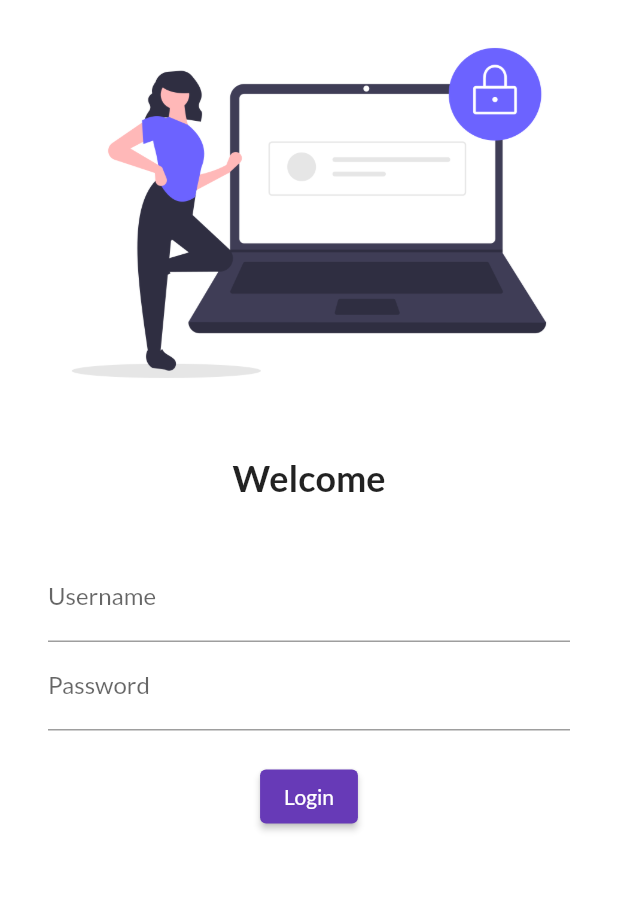
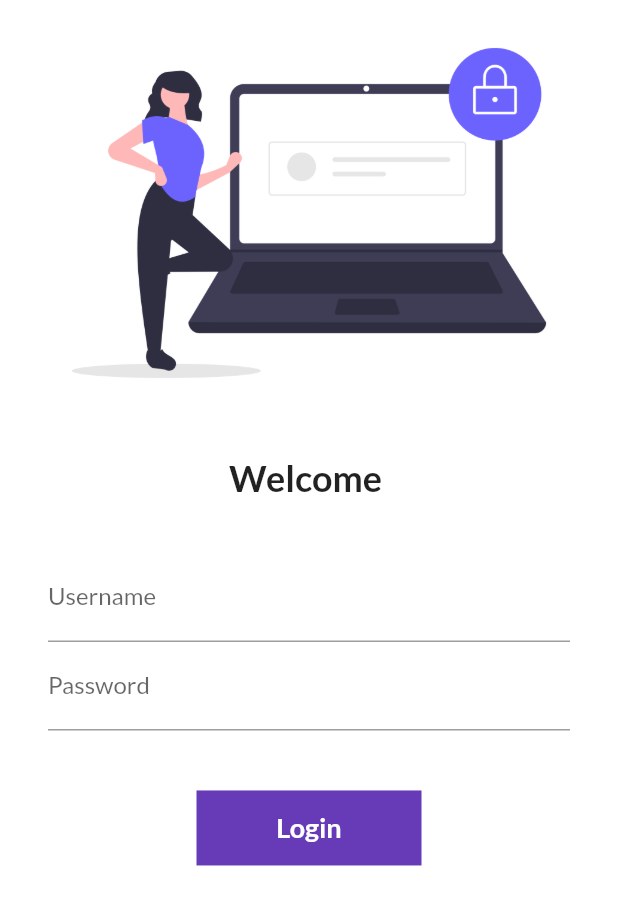
Before and after one commit to yashjn0703/learnFlutter, a Flutter app: the screen it shows after launch, on a phone screen of 412 x 824 dp. Shown: the top 905 px of the screen. Run offline on Flutter 3.47's test engine with Material 2 defaults, Android fonts, the light colour scheme and no system bars; our stand-ins replace google_fonts.

Commit message:
"Day 5 completed"

```diff
--- a/lib/main.dart
+++ b/lib/main.dart
@@ -2,6 +2,7 @@ import 'package:flutter/material.dart';
 import 'package:test_one/pages/home_page.dart';
 import 'package:test_one/pages/login_page.dart';
 import 'package:google_fonts/google_fonts.dart';
+import 'package:test_one/utils/routes.dart';
 
 void main(){
   runApp(MyApp());
@@ -27,8 +28,8 @@ class MyApp extends StatelessWidget {
       initialRoute: "/",
       routes: {
         "/" : (context) => LoginPage(),
-        "/home": (context) => HomePage(),
-        "/login": (context) => HomePage(),
+        MyRoutes.homeRoute: (context) => HomePage(),
+        MyRoutes.loginRoute: (context) => HomePage(),
       },
     );
   }
--- a/lib/pages/login_page.dart
+++ b/lib/pages/login_page.dart
@@ -1,11 +1,20 @@
 import 'package:flutter/material.dart';
+import 'package:test_one/utils/routes.dart';
 
-class LoginPage extends StatelessWidget {
+class LoginPage extends StatefulWidget {
 
   @override
+  State<LoginPage> createState() => _LoginPageState();
+}
+
+class _LoginPageState extends State<LoginPage> {
+  String name = "";
+  @override
   Widget build(BuildContext context) {
+
     return Material(
       color: Colors.white,
+      child: SingleChildScrollView(
        child: Column(
          children: [
            Image.asset("assets/images/login.png",
@@ -13,7 +22,7 @@ class LoginPage extends StatelessWidget {
            SizedBox(
              height: 20,
            ),
-          Text("Welcome",
+           Text("Welcome $name",
              style: TextStyle(
                fontSize: 24,
                fontWeight: FontWeight.bold,
@@ -30,6 +39,10 @@ class LoginPage extends StatelessWidget {
                        hintText: "Enter Username",
                        labelText: "Username"
                    ),
+                   onChanged: (value){
+                     name = value;
+                     setState(() {});
+                   },
                  ),
                  TextFormField(
                    obscureText: true,
@@ -39,23 +52,37 @@ class LoginPage extends StatelessWidget {
                    ),
                  ),
                  SizedBox(
-                height: 20,
+                   height: 40,
                  ),
-              ElevatedButton(
+
+                Container(
+                  height: 50,
+                  width: 150,
+                  color: Colors.deepPurple,
+                  alignment: Alignment.center,
+                  child: Text(
+                    "Login",
+                    style: TextStyle(
+                      color: Colors.white,
+                        fontWeight: FontWeight.bold,
+                    fontSize: 18),
+                  ),
+                )
+
+                /* ElevatedButton(
                    onPressed: (){
-                  print("Hi Yash");
+                     Navigator.pushNamed(context, MyRoutes.homeRoute);
                    },
                    child: Text("Login"),
-                style: TextButton.styleFrom(),
+                   style: TextButton.styleFrom(minimumSize: Size(150, 40)),
+                 ),*/
+               ],
+             ) ,
            ),
          ],
        ) ,
-          )
+      ),
 
-
-
-        ],
-      )
     );
   }
 }
--- /dev/null
+++ b/lib/utils/routes.dart
@@ -0,0 +1,4 @@
+class MyRoutes{
+  static String loginRoute = "/login";
+  static String homeRoute = "/home";
+}
--- a/pubspec.yaml
+++ b/pubspec.yaml
@@ -36,7 +36,7 @@ dependencies:
   # The following adds the Cupertino Icons font to your application.
   # Use with the CupertinoIcons class for iOS style icons.
   cupertino_icons: ^1.0.2
-  google_fonts: ^4.0.5
+  google_fonts: ^1.1.2
 
 
 dev_dependencies:
```
Lines whose indentation alone changed are shown as unchanged.
